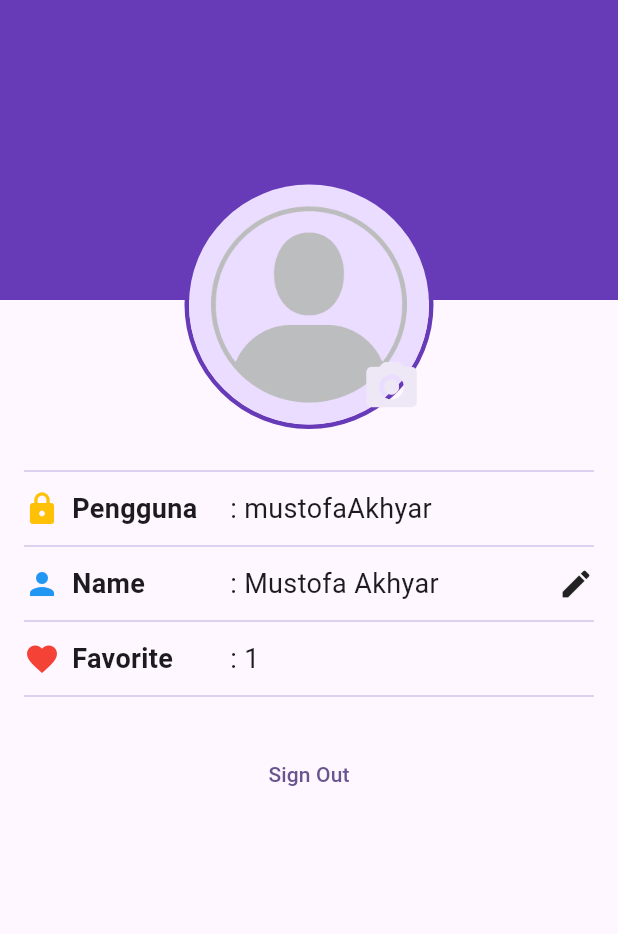
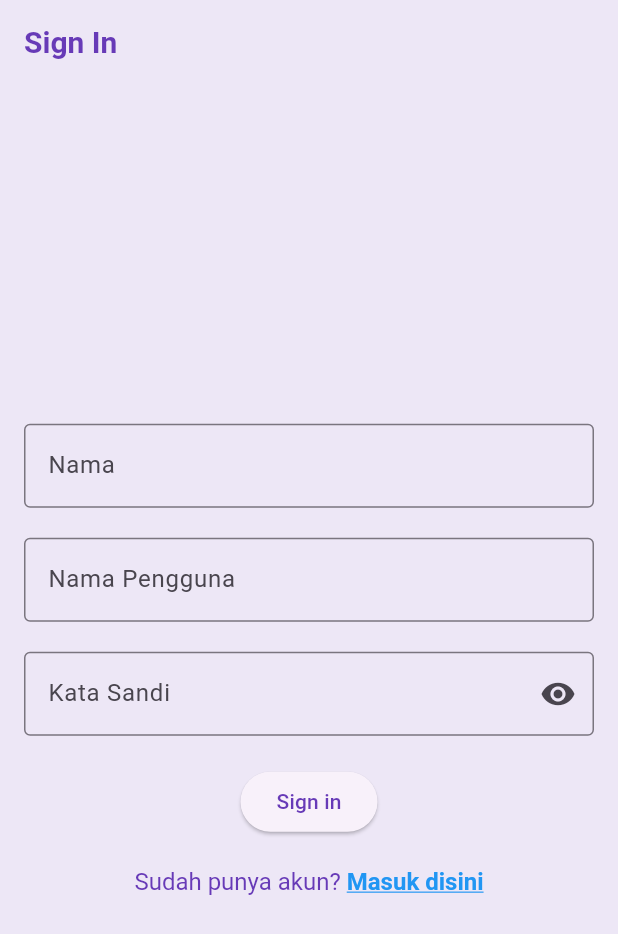
Before and after one commit to MustofaAkhyar/11_WisataCandi_MustofaAkhyar, a Flutter app: the screen it shows after launch, on a phone screen of 412 x 824 dp. Shown: the top 934 px of the screen. Run offline on Flutter 3.47's test engine with Material 3 defaults, Android fonts, the phone set to English and light mode, and no system bars.

Commit message:
signIn dan signOut Screen

```diff
--- a/wisatacandi_mustofaakhyar/lib/main.dart
+++ b/wisatacandi_mustofaakhyar/lib/main.dart
@@ -1,6 +1,8 @@
 import 'package:flutter/material.dart';
 import 'package:wisatacandi_mustofaakhyar/data/candi_data.dart';
 import 'package:wisatacandi_mustofaakhyar/screens/profile-screen.dart';
+import 'package:wisatacandi_mustofaakhyar/screens/sign_in_screen.dart';
+import 'package:wisatacandi_mustofaakhyar/screens/sign_up_screen.dart';
 import 'screens/detail_screen.dart';
 
 void main() {
@@ -12,14 +14,23 @@ class MainApp extends StatelessWidget {
 
   @override
   Widget build(BuildContext context) {
-    return  MaterialApp(
-      title: 'Flutter Demo',
+    return MaterialApp(
+      title: 'Wisata Candi',
       theme: ThemeData(
-        colorScheme: ColorScheme.fromSeed(seedColor: Colors.deepPurple),
+        appBarTheme: const AppBarTheme(
+            iconTheme: IconThemeData(color: Colors.deepPurple),
+            titleTextStyle: TextStyle(
+                color: Colors.deepPurple,
+                fontWeight: FontWeight.bold,
+                fontSize: 20)),
+        colorScheme: ColorScheme.fromSeed(seedColor: Colors.deepPurple)
+            .copyWith(
+                primary: Colors.deepPurple, surface: Colors.deepPurple[50]),
         useMaterial3: true,
       ),
       // home: DetailScreen(candi: candiList[0]) ,
-      home : const ProfileScreen(),
+      // home: SignInScreen(),
+      home: SignUpScreen(),
     );
   }
 }
--- /dev/null
+++ b/wisatacandi_mustofaakhyar/lib/screens/sign_up_screen.dart
@@ -0,0 +1,115 @@
+import 'dart:ui';
+import 'package:flutter/material.dart';
+import 'package:flutter/gestures.dart';
+
+class SignUpScreen extends StatefulWidget {
+  SignUpScreen({super.key});
+
+  @override
+  State<SignUpScreen> createState() => _SignUpScreenState();
+}
+
+class _SignUpScreenState extends State<SignUpScreen> {
+// TODO: 1.Deklarasi variabel
+  final TextEditingController _usernameController = TextEditingController();
+  final TextEditingController _namaController = TextEditingController();
+  final TextEditingController _passwordController = TextEditingController();
+
+  String _errorText = '';
+  bool _isSignedIn = false;
+  bool _obsecurePassword = true;
+
+  @override
+  Widget build(BuildContext context) {
+    return Scaffold(
+      //TODO : 2. Pasang Appbar
+      appBar: AppBar(
+        title: const Text("Sign In"),
+      ),
+      //TODO : 3. Pasang body
+      body: Center(
+        child: SingleChildScrollView(
+          child: Padding(
+            padding: const EdgeInsets.all(16),
+            child: Form(
+              child: Column(
+                // TODO: 4. Atur mainAxisAlignment dan crossAxisAlignment
+                mainAxisAlignment: MainAxisAlignment.center,
+                crossAxisAlignment: CrossAxisAlignment.center,
+                children: [
+                //TODO : 9. Pasang TextFormField untuk nama
+                TextFormField(
+                  controller: _namaController,
+                  decoration: const InputDecoration(
+                    labelText: 'Nama',
+                    border: OutlineInputBorder(),
+                  ),
+                ),
+                //TODO : 5. Pasang TextFormField untuk pengguna
+                const SizedBox(height: 20),
+                TextFormField(
+                  controller: _usernameController,
+                  decoration: const InputDecoration(
+                    labelText: 'Nama Pengguna',
+                    border: OutlineInputBorder(),
+                  ),
+                ),
+                //TODO : 6. Pasang TextFormField untuk password
+                const SizedBox(height: 20),
+                TextFormField(
+                  controller: _passwordController,
+                  decoration: InputDecoration(
+                    labelText: 'Kata Sandi',
+                    errorText: _errorText.isNotEmpty ? _errorText : null,
+                    border: const OutlineInputBorder(),
+                    suffixIcon: IconButton(
+                      onPressed: () {
+                        setState(() {
+                          _obsecurePassword = !_obsecurePassword;
+                        });
+                      },
+                      icon : Icon(_obsecurePassword ? Icons.visibility : Icons.visibility_off
+                      ),
+                    ),
+                  ),
+                  obscureText: _obsecurePassword,
+                ),
+                //TODO : 7. Pasang ElevatedButton untuk sign in
+                const SizedBox(height: 20,),
+                ElevatedButton(onPressed: () {}, child: const Text('Sign in'),
+                ),
+                //TODO : 8. Pasang TextButton untuk sign up
+                const SizedBox(height: 20),
+                // TextButton(
+                //   onPressed: () {},
+                //   child: const Text('Belum punya akun? Daftar disini'),
+                // ),
+                RichText(
+                  text: TextSpan(
+                    text: 'Sudah punya akun? ',
+                    style: const TextStyle(fontSize: 16, color:Colors.deepPurple),
+                    children: <TextSpan>[
+                      TextSpan(
+                        text: 'Masuk disini',
+                        style: const TextStyle(
+                          fontWeight: FontWeight.bold,
+                          color: Colors.blue,
+                          decoration: TextDecoration.underline,
+                          fontSize: 16,
+                        ),
+                        recognizer: TapGestureRecognizer()
+                          ..onTap = () {},
+                      )
+                    ],
+                  ),
+                ),
+
+
+                ],
+              )),
+          ),
+        ),
+      ),
+    );
+  }
+}
```
Also changed, not shown: wisatacandi_mustofaakhyar/lib/screens/sign_in_screen.dart (added, +105 -0 lines).
